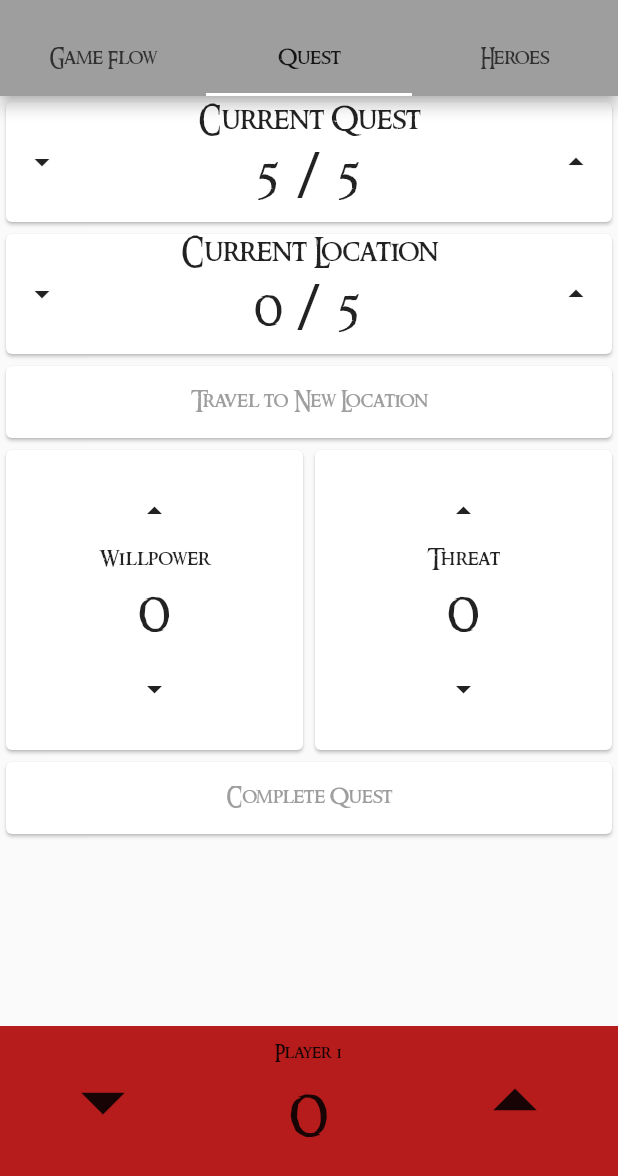
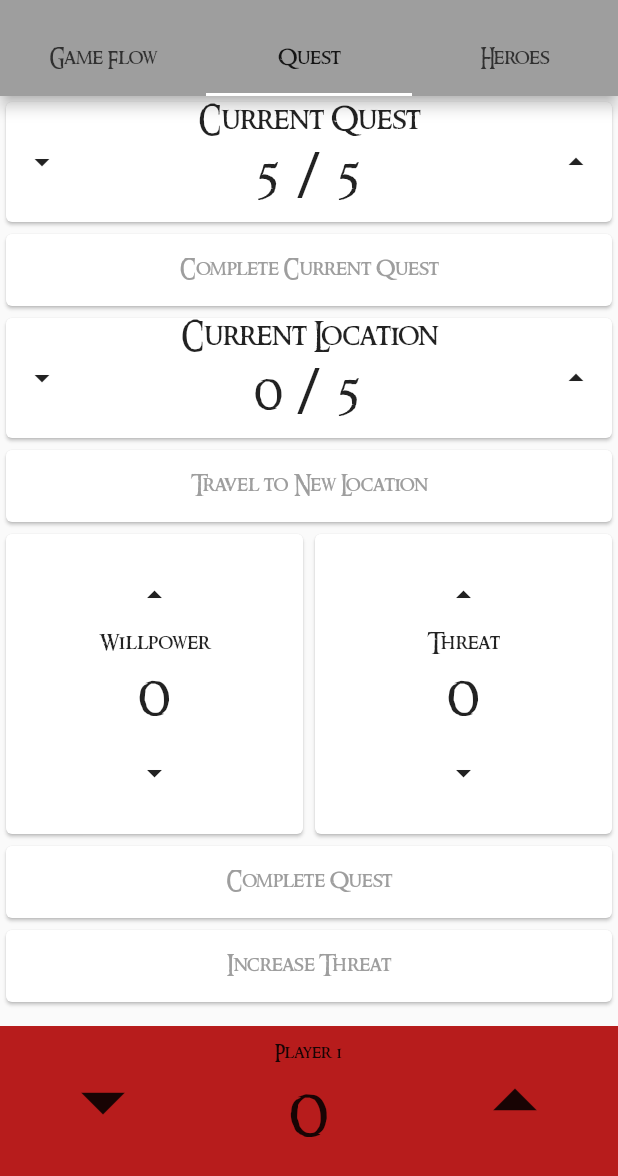
Before and after one commit to tannar-j/quest_companion, a Flutter app: the screen it shows after launch, tab 2 chosen, on a phone screen of 412 x 824 dp, the part 60-1236 px from its top. Run offline on Flutter 3.47's test engine with Material 2 defaults, Android fonts, the phone set to English and light mode, and no system bars.

Commit message:
Quest Update2
Added rest of buttons

```diff
--- a/lib/main.dart
+++ b/lib/main.dart
@@ -82,7 +82,8 @@ class _MyHomePageState extends State<MyHomePage> {
                   ],
                 ),
 //-----------------------------QUEST--------------------------------------------
-                Column(
+                SingleChildScrollView(
+                  child: Column(
                     children: [
                       Card(
                         child: Row(
@@ -105,6 +106,19 @@ class _MyHomePageState extends State<MyHomePage> {
                                       _questTracker++;
                                     }),
                                 icon: const Icon(Icons.arrow_drop_up_sharp)),
+                          ],
+                        ),
+                      ),
+                      Card(
+                        child: Row(
+                          children: [
+                            Expanded(
+                                child: TextButton(
+                                  onPressed: () => setState(() {
+                                    null;
+                                  }),
+                                  child: const Text('Complete Current Quest'),
+                                )),
                           ],
                         ),
                       ),
@@ -230,7 +244,21 @@ class _MyHomePageState extends State<MyHomePage> {
                           ],
                         ),
                       ),
+                      Card(
+                        child: Row(
+                          children: [
+                            Expanded(
+                                child: TextButton(
+                                  onPressed: () => setState(() {
+                                    null;
+                                  }),
+                                  child: const Text('Increase Threat'),
+                                )),
                           ],
+                        ),
+                      ),
+                    ],
+                  ),
                 ),
 //-----------------------------HEROES-------------------------------------------
                 const Text('Hero Stuff'),
```
Lines whose indentation alone changed are shown as unchanged.
